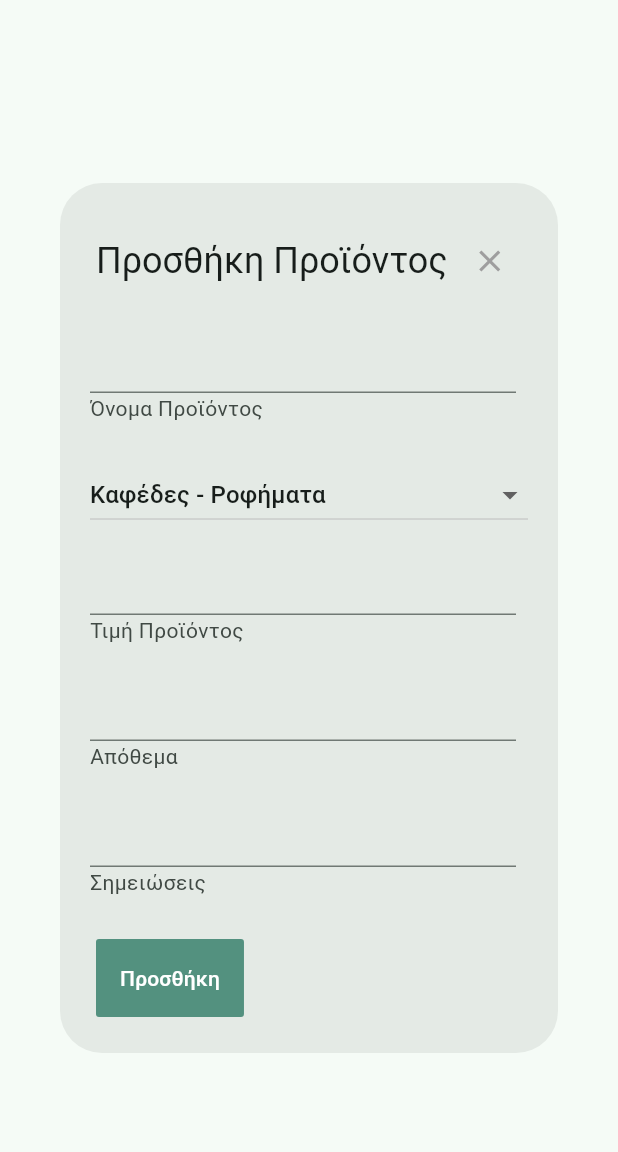
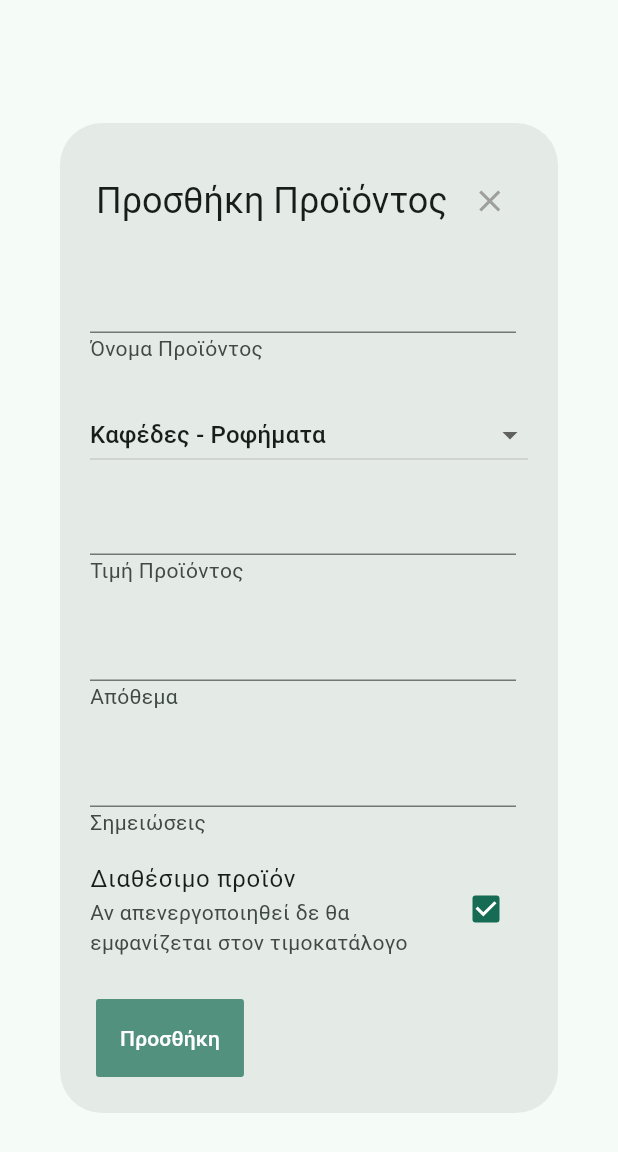
Before and after one commit to kostas95/kylikeio, a Flutter app: the ProductDialog widget shown alone on an empty page, opened directly with empty values, on a phone screen of 412 x 824 dp. Shown: the top 1152 px of the screen. Run offline on Flutter 3.47's test engine with Material 3 defaults, Android fonts, the phone set to English and light mode, and no system bars; our stand-ins replace cloud_firestore, firebase_auth, firebase_core, get, url_strategy; accounts and stored records are empty.

Commit message:
fix bugs

```diff
--- a/lib/main.dart
+++ b/lib/main.dart
@@ -35,11 +35,11 @@ class WebApp extends StatelessWidget {
       getPages: [
         GetPage(
           name: '/',
-          page: () => MainScreen(),
+          page: () => const MainScreen(),
         ),
         GetPage(
           name: '/admin',
-          page: () => AdminScreen(),
+          page: () => const AdminScreen(),
         ),
       ],
       theme: ThemeData(
--- a/lib/models/product.dart
+++ b/lib/models/product.dart
@@ -5,6 +5,7 @@ class Product {
   double? price;
   String? notes;
   int? availableAmount;
+  bool active = true;
 
   Product();
 
@@ -15,6 +16,7 @@ class Product {
     this.price = data["price"];
     this.notes = data["notes"];
     this.availableAmount = data["amountAvailable"];
+    this.active = data["active"] ?? true;
   }
 
   Map<String, dynamic> toMap() => {
@@ -23,10 +25,11 @@ class Product {
         "category": this.category,
         "notes": this.notes,
         "amountAvailable": this.availableAmount,
+        "active": this.active,
       };
 
   @override
   String toString() {
-    return 'Product{id: $id, name: $name, category: $category, price: $price, notes: $notes, amountAvailable: $availableAmount}';
+    return 'Product{id: $id, name: $name, category: $category, price: $price, notes: $notes, availableAmount: $availableAmount, active: $active}';
   }
 }
--- a/lib/screens/admin/admin_screen.dart
+++ b/lib/screens/admin/admin_screen.dart
@@ -11,10 +11,11 @@ class AdminScreenController extends GetxController {
 }
 
 class AdminScreen extends StatelessWidget {
-  final AdminScreenController _controller = Get.put<AdminScreenController>(AdminScreenController());
+  const AdminScreen();
 
   @override
   Widget build(BuildContext context) {
+    final AdminScreenController _controller = Get.put<AdminScreenController>(AdminScreenController());
     return Obx(() {
       if (Get.find<AuthService>().isLoggedIn.value) {
         return Scaffold(
--- a/lib/screens/admin/widgets/product_dialog.dart
+++ b/lib/screens/admin/widgets/product_dialog.dart
@@ -28,7 +28,7 @@ class ProductDialog extends StatelessWidget {
         mainAxisSize: MainAxisSize.max,
         mainAxisAlignment: MainAxisAlignment.spaceBetween,
         children: [
-          Text('Προσθήκη Προϊόντος'),
+          Text(editMode ? 'Επεξεργασία Προϊόντος' : 'Προσθήκη Προϊόντος'),
           IconButton(
             icon: Icon(
               Icons.close,
@@ -166,6 +166,25 @@ class ProductDialog extends StatelessWidget {
                   subtitle: Text("Σημειώσεις"),
                 ),
               ),
+              SizedBox(
+                width: 512,
+                child: Obx(
+                  () {
+                    RxBool activeRx = product.active.obs;
+                    return CheckboxListTile(
+                      onChanged: (v) {
+                        if (v != null) {
+                          product.active = v;
+                          activeRx.value = product.active;
+                        }
+                      },
+                      value: activeRx.value,
+                      title: Text("Διαθέσιμο προϊόν"),
+                      subtitle: Text("Αν απενεργοποιηθεί δε θα εμφανίζεται στον τιμοκατάλογο"),
+                    );
+                  },
+                ),
+              ),
             ],
           ),
         ),
--- a/lib/screens/admin/widgets/sales_screen.dart
+++ b/lib/screens/admin/widgets/sales_screen.dart
@@ -146,7 +146,7 @@ class ProductTable extends StatelessWidget {
         sortColumnIndex: _sortColumnIndex.value,
         sortAscending: _sortAscending.value,
         showCheckboxColumn: false,
-        columnSpacing: Get.mediaQuery.size.width < 1600 ? Get.width / 10 : Get.width / 5,
+        columnSpacing: 0,
         columns: [
           DataColumn(
             label: Flexible(
```
Also changed, not shown: lib/screens/admin/widgets/products_screen.dart (+25 -4 lines), lib/screens/home_screen.dart (+5 -7 lines).
